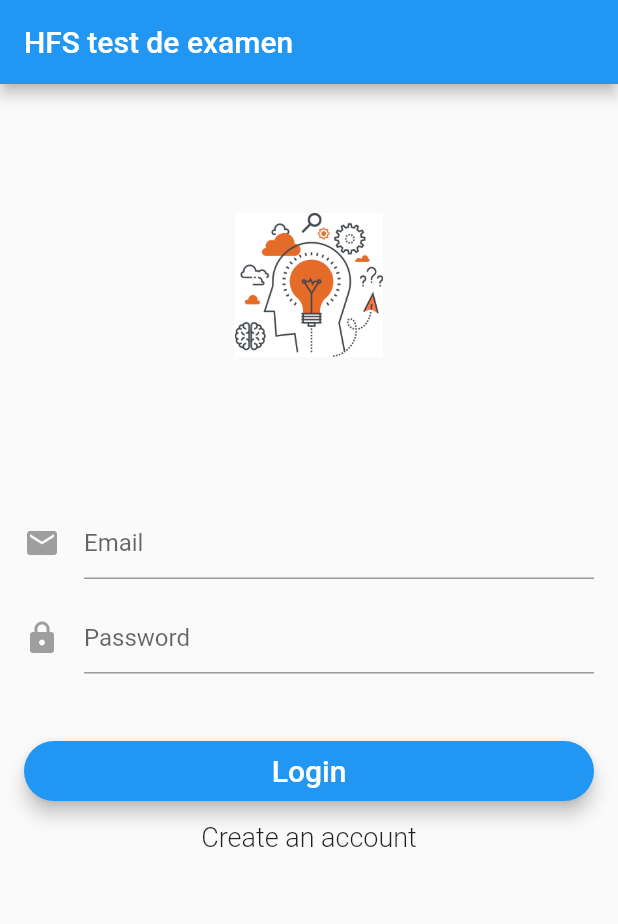
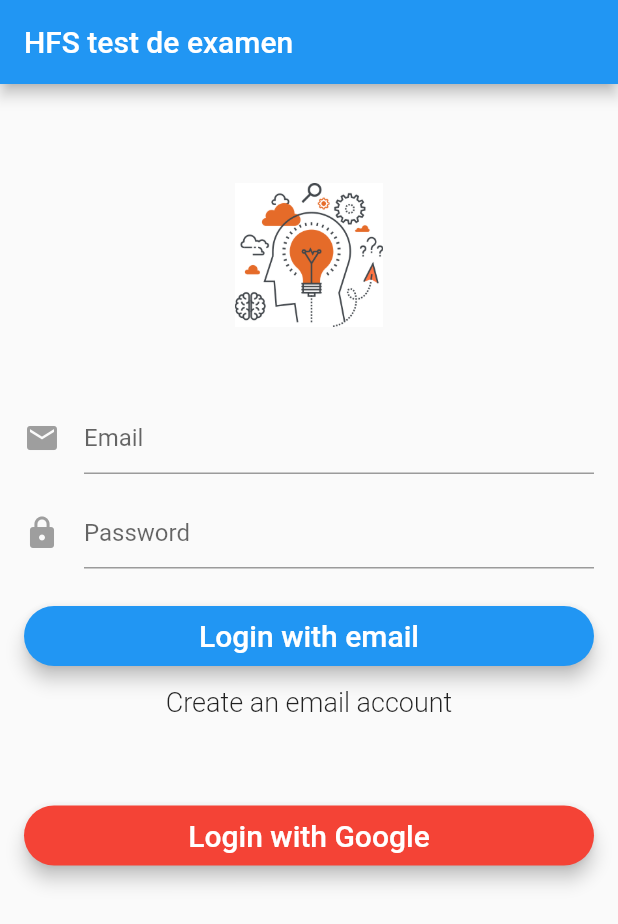
Before and after one commit to hugohfs/test_examen, a Flutter app: the screen it shows after launch, on a phone screen of 412 x 824 dp. Shown: the top 924 px of the screen. Run offline on Flutter 3.47's test engine with Material 2 defaults, Android fonts, the phone set to English and light mode, and no system bars; our stand-ins replace firebase_auth, firebase_database, google_sign_in; accounts and stored records are empty.

Commit message:
Add google sign up v0.3

```diff
--- a/lib/globals/globals.dart
+++ b/lib/globals/globals.dart
@@ -1,11 +1,12 @@
 library test_examen.globals;
 
 import 'package:test_examen/model/pregunta.dart';
+import 'package:test_examen/model/user_info_details.dart';
 
-
-String userAccountName = 'usuario1';
+UserInfoDetails userInfoDetails = new UserInfoDetails('', '', '', '', '');
+/*String userAccountName = 'usuario1';
 String userAccountEmail = 'usuario1.examen@gmail.com';
-String photoUrl = 'usuario1.examen@gmail.com';
+String photoUrl = 'usuario1.examen@gmail.com';*/
 //Pregunta pregunta = Pregunta('',List<String>(),-1,'');
 
 bool isEmailVerified = false;
--- /dev/null
+++ b/lib/model/user_info_details.dart
@@ -0,0 +1,19 @@
+class UserInfoDetails {
+  UserInfoDetails(
+      this.providerId, this.displayName, this.email, this.photoUrl, this.uid);
+
+  /// The provider identifier.
+  final String providerId;
+
+  /// The provider’s user ID for the user.
+  final String uid;
+
+  /// The name of the user.
+  final String displayName;
+
+  /// The URL of the user’s profile photo.
+  final String photoUrl;
+
+  /// The user’s email address.
+  final String email;
+}
--- a/lib/pages/login_signup_page.dart
+++ b/lib/pages/login_signup_page.dart
@@ -45,8 +45,8 @@ class _LoginSignUpPageState extends State<LoginSignUpPage> {
       String userId = "";
       try {
         if (_formMode == FormMode.LOGIN) {
-          //userId = await widget.auth.signIn(_email, _password);
-          userId = await widget.auth.signInWithGoogle();
+          userId = await widget.auth.signIn(_email, _password);
+          //userId = await widget.auth.signInWithGoogle();
           print('Signed in: $userId');
         } else {
           userId = await widget.auth.signUp(_email, _password);
@@ -73,6 +73,37 @@ class _LoginSignUpPageState extends State<LoginSignUpPage> {
         });
       }
     }
+  }
+
+  // Perform login or signup
+  void _loginWithGoogle() async {
+    setState(() {
+      _errorMessage = "";
+      _isLoading = true;
+    });
+      String userId = "";
+      try {
+
+        userId = await widget.auth.signInWithGoogle();
+
+        setState(() {
+          _isLoading = false;
+        });
+
+        if (userId.length > 0 && userId != null && _formMode == FormMode.LOGIN) {
+          widget.onSignedIn();
+        }
+
+      } catch (e) {
+        print('Error: $e');
+        setState(() {
+          _isLoading = false;
+          if (_isIos) {
+            _errorMessage = e.details;
+          } else
+            _errorMessage = e.message;
+        });
+      }
   }
 
 
@@ -157,6 +188,7 @@ class _LoginSignUpPageState extends State<LoginSignUpPage> {
               _showPrimaryButton(),
               _showSecondaryButton(),
               _showErrorMessage(),
+              _showGoogleButton(),
             ],
           ),
         ));
@@ -183,7 +215,7 @@ class _LoginSignUpPageState extends State<LoginSignUpPage> {
     return new Hero(
       tag: 'hero',
       child: Padding(
-        padding: EdgeInsets.fromLTRB(0.0, 70.0, 0.0, 0.0),
+        padding: EdgeInsets.fromLTRB(0.0, 50.0, 0.0, 0.0),
         child: CircleAvatar(
           backgroundColor: Colors.transparent,
           radius: 48.0,
@@ -195,7 +227,7 @@ class _LoginSignUpPageState extends State<LoginSignUpPage> {
 
   Widget _showEmailInput() {
     return Padding(
-      padding: const EdgeInsets.fromLTRB(0.0, 100.0, 0.0, 0.0),
+      padding: const EdgeInsets.fromLTRB(0.0, 50.0, 0.0, 0.0),
       child: new TextFormField(
         maxLines: 1,
         keyboardType: TextInputType.emailAddress,
@@ -234,7 +266,7 @@ class _LoginSignUpPageState extends State<LoginSignUpPage> {
   Widget _showSecondaryButton() {
     return new FlatButton(
       child: _formMode == FormMode.LOGIN
-          ? new Text('Create an account',
+          ? new Text('Create an email account',
           style: new TextStyle(fontSize: 18.0, fontWeight: FontWeight.w300))
           : new Text('Have an account? Sign in',
           style:
@@ -247,7 +279,7 @@ class _LoginSignUpPageState extends State<LoginSignUpPage> {
 
   Widget _showPrimaryButton() {
     return new Padding(
-        padding: EdgeInsets.fromLTRB(0.0, 45.0, 0.0, 0.0),
+        padding: EdgeInsets.fromLTRB(0.0, 25.0, 0.0, 0.0),
         child: SizedBox(
           height: 40.0,
           child: new RaisedButton(
@@ -255,12 +287,31 @@ class _LoginSignUpPageState extends State<LoginSignUpPage> {
             shape: new RoundedRectangleBorder(borderRadius: new BorderRadius.circular(30.0)),
             color: Colors.blue,
             child: _formMode == FormMode.LOGIN
-                ? new Text('Login',
+                ? new Text('Login with email',
                 style: new TextStyle(fontSize: 20.0, color: Colors.white))
-                : new Text('Create account',
+                : new Text('Create an email account',
                 style: new TextStyle(fontSize: 20.0, color: Colors.white)),
             onPressed: _validateAndSubmit,
           ),
         ));
   }
+
+  Widget _showGoogleButton() {
+    return _formMode == FormMode.LOGIN
+      ? new Padding(
+        padding: EdgeInsets.fromLTRB(0.0, 45.0, 0.0, 0.0),
+        child: SizedBox(
+          height: 40.0,
+          child: new RaisedButton(
+            elevation: 5.0,
+            shape: new RoundedRectangleBorder(borderRadius: new BorderRadius.circular(30.0)),
+            color: Colors.red,
+            child: new Text('Login with Google',
+                style: new TextStyle(fontSize: 20.0, color: Colors.white)),
+            onPressed: _loginWithGoogle,
+          ),
+        ))
+      : new Text('');
+  }
+
 }
--- a/lib/pages/root_page.dart
+++ b/lib/pages/root_page.dart
@@ -1,4 +1,5 @@
 import 'package:flutter/material.dart';
+import 'package:test_examen/model/user_info_details.dart';
 import 'package:test_examen/pages/login_signup_page.dart';
 import 'package:test_examen/services/authentication.dart';
 import 'package:test_examen/pages/home_page.dart';
@@ -30,9 +31,8 @@ class _RootPageState extends State<RootPage> {
       setState(() {
         if (user != null) {
           _userId = user?.uid;
-          g.photoUrl = user?.photoUrl;
-          g.userAccountName = user?.displayName;
-          g.userAccountEmail = user?.email;
+          g.userInfoDetails = new UserInfoDetails(
+              user?.providerId, user?.displayName, user?.email, user?.photoUrl, user?.uid);
         }
         authStatus =
         user?.uid == null ? AuthStatus.NOT_LOGGED_IN : AuthStatus.LOGGED_IN;
```
Also changed, not shown: lib/components/drawer.dart (+9 -9 lines), lib/pages/home_page.dart (+15 -23 lines), lib/services/authentication.dart (+20 -0 lines).
